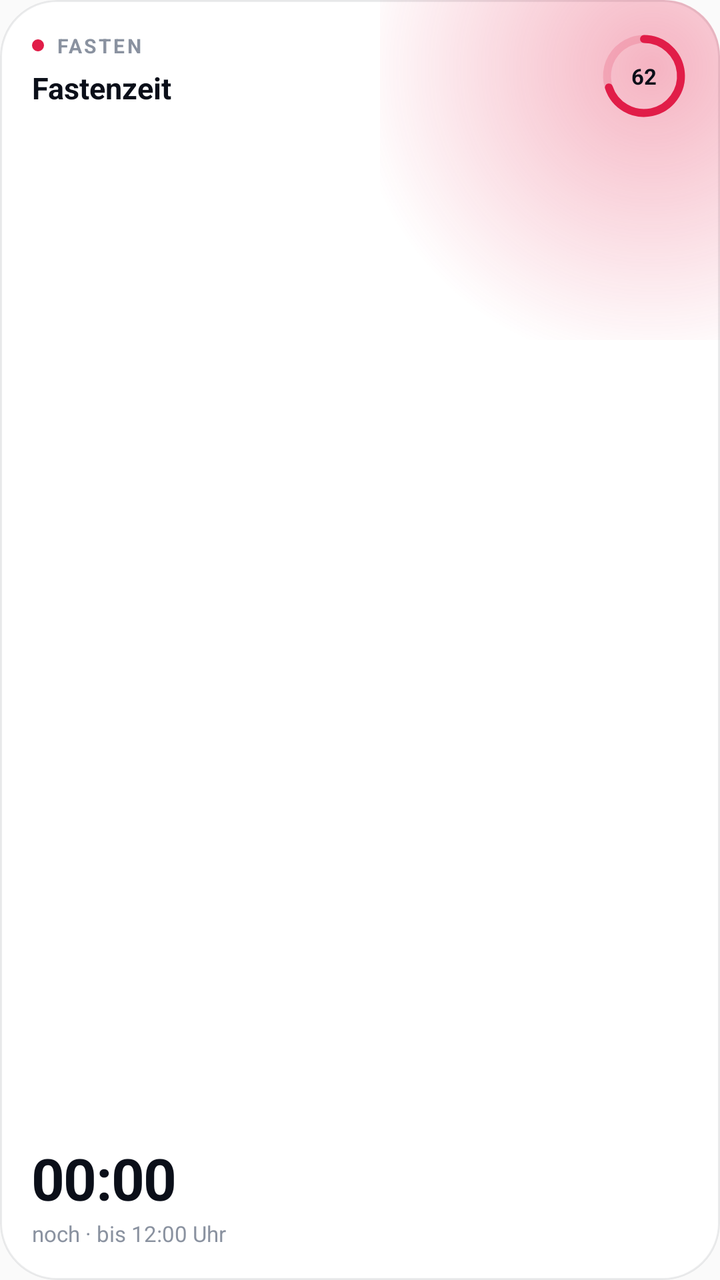
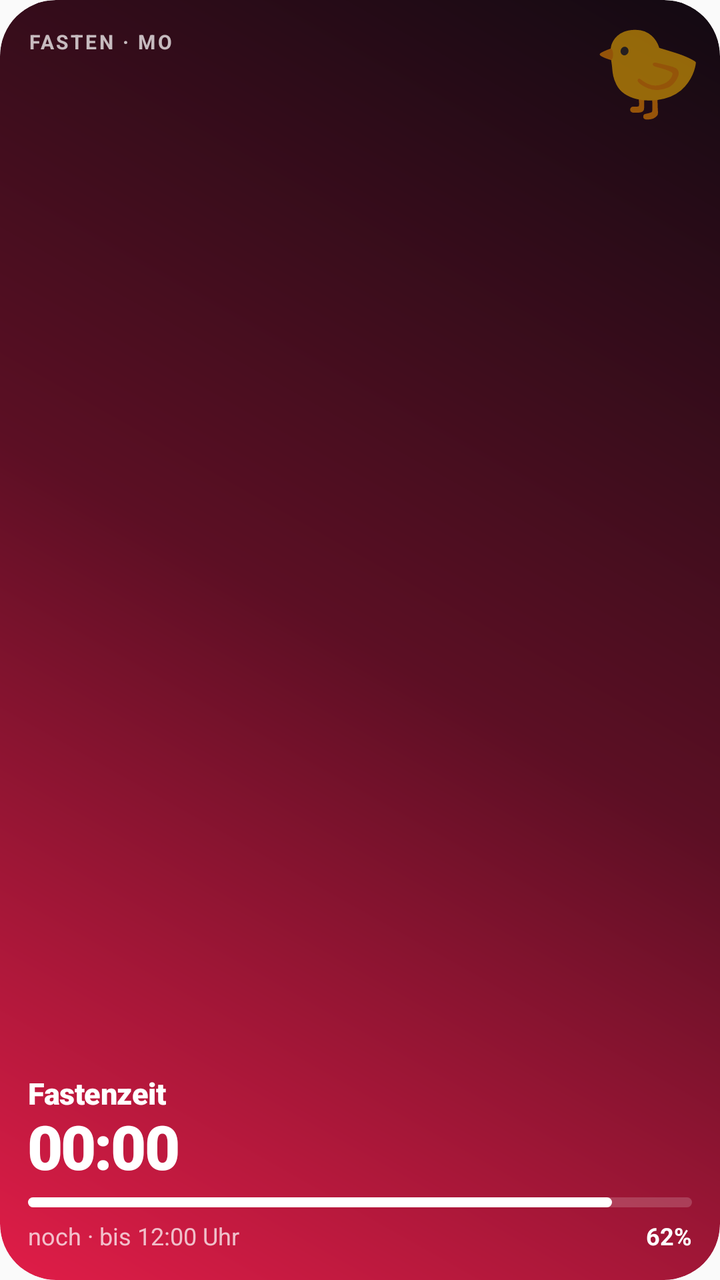

The first picture is an Android layout as it rendered before a commit; the second is the same layout after the commit. The layout source and the unified diff follow.
<!-- AndroidManifest.xml: application theme AppTheme -->
<!-- res/layout/widget_fasting.xml -->
<?xml version="1.0" encoding="utf-8"?>
<FrameLayout xmlns:android="http://schemas.android.com/apk/res/android"
    android:id="@android:id/background"
    style="@style/WidgetFb.Card">

    <ImageView android:id="@+id/glow" style="@style/WidgetFb.Glow" />

    <include
        android:id="@+id/empty"
        layout="@layout/widget_empty"
        android:visibility="gone" />

    <LinearLayout
        android:id="@+id/content"
        style="@style/WidgetFb.Content">

        <LinearLayout
            android:layout_width="match_parent"
            android:layout_height="wrap_content"
            android:orientation="horizontal">

            <LinearLayout
                android:layout_width="0dp"
                android:layout_height="wrap_content"
                android:layout_weight="1"
                android:orientation="vertical">

                <LinearLayout
                    android:layout_width="match_parent"
                    android:layout_height="wrap_content"
                    android:gravity="center_vertical"
                    android:orientation="horizontal">

                    <ImageView android:id="@+id/dot" style="@style/WidgetFb.Dot" />

                    <TextView
                        android:id="@+id/overline"
                        style="@style/WidgetFb.Overline"
                        android:text="Fasten" />
                </LinearLayout>

                <TextView
                    android:id="@+id/phase"
                    style="@style/WidgetFb.Title"
                    android:layout_marginTop="4dp"
                    android:text="Fastenzeit"
                    android:textSize="15sp" />
            </LinearLayout>

            <FrameLayout
                android:layout_width="44dp"
                android:layout_height="44dp"
                android:layout_marginStart="6dp">

                <ImageView android:id="@+id/ring" style="@style/WidgetFb.Ring" />

                <TextView
                    android:id="@+id/pct"
                    style="@style/WidgetFb.Value"
                    android:layout_gravity="center"
                    android:text="62"
                    android:textSize="11sp" />
            </FrameLayout>
        </LinearLayout>

        <FrameLayout style="@style/WidgetFb.Fill" />

        <Chronometer
            android:id="@+id/countdown"
            style="@style/WidgetFb.Number"
            android:layout_width="match_parent"
            android:layout_height="34dp"
            android:autoSizeMaxTextSize="30sp"
            android:autoSizeMinTextSize="14sp"
            android:autoSizeTextType="uniform"
            android:gravity="center_vertical" />

        <TextView
            android:id="@+id/done"
            style="@style/WidgetFb.Number"
            android:layout_width="match_parent"
            android:layout_height="34dp"
            android:autoSizeMaxTextSize="24sp"
            android:autoSizeMinTextSize="14sp"
            android:autoSizeTextType="uniform"
            android:gravity="center_vertical"
            android:textColor="@color/widget_success"
            android:visibility="gone" />

        <TextView
            android:id="@+id/until"
            style="@style/WidgetFb.Muted"
            android:layout_marginTop="2dp"
            android:text="noch · bis 12:00 Uhr" />
    </LinearLayout>
</FrameLayout>
<!-- res/layout/widget_empty.xml (included above) -->
<?xml version="1.0" encoding="utf-8"?>
<LinearLayout xmlns:android="http://schemas.android.com/apk/res/android"
    android:layout_width="match_parent"
    android:layout_height="match_parent"
    android:gravity="center"
    android:orientation="vertical"
    android:padding="@dimen/widget_pad">

    <TextView
        android:id="@+id/empty_title"
        style="@style/WidgetFb.Title"
        android:gravity="center"
        android:textSize="14sp" />

    <TextView
        android:id="@+id/empty_hint"
        style="@style/WidgetFb.Muted"
        android:layout_width="match_parent"
        android:layout_marginTop="4dp"
        android:gravity="center"
        android:maxLines="2" />
</LinearLayout>
<!-- resources referenced by this layout -->
<resources>
  <color name="widget_success">#16A34A</color>
  <dimen name="widget_pad">16dp</dimen>
  <style name="WidgetFb.Card">
          <item name="android:layout_width">match_parent</item>
          <item name="android:layout_height">match_parent</item>
          <item name="android:background">@drawable/widget_card</item>
      </style>
  <style name="WidgetFb.Content">
          <item name="android:layout_width">match_parent</item>
          <item name="android:layout_height">match_parent</item>
          <item name="android:padding">@dimen/widget_pad</item>
          <item name="android:orientation">vertical</item>
      </style>
  <style name="WidgetFb.Dot">
          <item name="android:layout_width">6dp</item>
          <item name="android:layout_height">6dp</item>
          <item name="android:layout_marginEnd">6dp</item>
          <item name="android:src">@drawable/widget_dot</item>
          <item name="android:importantForAccessibility">no</item>
      </style>
  <style name="WidgetFb.Glow">
          <item name="android:layout_width">170dp</item>
          <item name="android:layout_height">170dp</item>
          <item name="android:layout_gravity">top|end</item>
          <item name="android:scaleType">fitXY</item>
          <item name="android:src">@drawable/widget_glow_preview</item>
          <item name="android:importantForAccessibility">no</item>
      </style>
  <style name="WidgetFb.Muted">
          <item name="android:layout_width">wrap_content</item>
          <item name="android:layout_height">wrap_content</item>
          <item name="android:textColor">@color/widget_muted</item>
          <item name="android:textSize">11sp</item>
          <item name="android:maxLines">1</item>
          <item name="android:ellipsize">end</item>
      </style>
  <style name="WidgetFb.Number">
          <item name="android:layout_width">wrap_content</item>
          <item name="android:layout_height">wrap_content</item>
          <item name="android:textColor">@color/widget_text</item>
          <item name="android:textSize">30sp</item>
          <item name="android:textStyle">bold</item>
          <item name="android:fontFamily">sans-serif</item>
          <item name="android:letterSpacing">-0.02</item>
          <item name="android:fontFeatureSettings">tnum</item>
          <item name="android:includeFontPadding">false</item>
          <item name="android:maxLines">1</item>
      </style>
  <style name="WidgetFb.Overline">
          <item name="android:layout_width">wrap_content</item>
          <item name="android:layout_height">wrap_content</item>
          <item name="android:textColor">@color/widget_muted</item>
          <item name="android:textSize">10sp</item>
          <item name="android:textStyle">bold</item>
          <item name="android:letterSpacing">0.12</item>
          <item name="android:textAllCaps">true</item>
          <item name="android:maxLines">1</item>
          <item name="android:ellipsize">end</item>
      </style>
  <style name="WidgetFb.Ring">
          <item name="android:layout_width">match_parent</item>
          <item name="android:layout_height">match_parent</item>
          <item name="android:scaleType">fitCenter</item>
          <item name="android:src">@drawable/widget_ring_preview</item>
          <item name="android:importantForAccessibility">no</item>
      </style>
  <style name="WidgetFb.Title">
          <item name="android:layout_width">match_parent</item>
          <item name="android:layout_height">wrap_content</item>
          <item name="android:textColor">@color/widget_text</item>
          <item name="android:textSize">16sp</item>
          <item name="android:textStyle">bold</item>
          <item name="android:ellipsize">end</item>
          <item name="android:maxLines">2</item>
          <item name="android:lineSpacingMultiplier">0.95</item>
      </style>
  <style name="WidgetFb.Value">
          <item name="android:layout_width">wrap_content</item>
          <item name="android:layout_height">wrap_content</item>
          <item name="android:textColor">@color/widget_text</item>
          <item name="android:textSize">12sp</item>
          <item name="android:textStyle">bold</item>
          <item name="android:fontFeatureSettings">tnum</item>
          <item name="android:maxLines">1</item>
      </style>
  <!-- drawable widget_card (drawable) -->
  <?xml version="1.0" encoding="utf-8"?>
  <shape xmlns:android="http://schemas.android.com/apk/res/android" android:shape="rectangle">
      <solid android:color="@color/widget_card" />
      <stroke android:width="1dp" android:color="@color/widget_stroke" />
      <corners android:radius="@dimen/widget_radius" />
  </shape>
  <!-- drawable widget_dot (drawable) -->
  <?xml version="1.0" encoding="utf-8"?>
  <shape xmlns:android="http://schemas.android.com/apk/res/android" android:shape="oval">
      <solid android:color="#E11D48" />
  </shape>
  <!-- drawable widget_glow_preview (drawable) -->
  <?xml version="1.0" encoding="utf-8"?>
  <shape xmlns:android="http://schemas.android.com/apk/res/android" android:shape="rectangle">
      <gradient
          android:centerX="0.8"
          android:centerY="0.2"
          android:endColor="#00E11D48"
          android:gradientRadius="150dp"
          android:startColor="#55E11D48"
          android:type="radial" />
  </shape>
  <color name="widget_muted">#8A92A0</color>
  <color name="widget_text">#0B0F19</color>
  <!-- drawable widget_ring_preview (drawable) -->
  <?xml version="1.0" encoding="utf-8"?>
  <vector xmlns:android="http://schemas.android.com/apk/res/android"
      android:width="96dp"
      android:height="96dp"
      android:viewportWidth="100"
      android:viewportHeight="100">
      <path
          android:pathData="M50,8 A42,42 0 1,1 49.99,8"
          android:strokeWidth="9"
          android:strokeColor="#29E11D48" />
      <path
          android:pathData="M50,8 A42,42 0 1,1 10.06,62.98"
          android:strokeLineCap="round"
          android:strokeWidth="9"
          android:strokeColor="#E11D48" />
  </vector>
  <color name="widget_card">#FFFFFF</color>
  <color name="widget_stroke">#140B0F19</color>
  <!-- unchanged entries left out for length: 3 -->
</resources>

<!-- the commit's change to res/layout/widget_fasting.xml (unified diff, before → after) -->
@@ -1,119 +1,139 @@
 <?xml version="1.0" encoding="utf-8"?>
 <FrameLayout xmlns:android="http://schemas.android.com/apk/res/android"
     android:id="@android:id/background"
-    style="@style/WidgetFb.Card">
+    style="@style/WidgetFb.Hero">
 
-    <ImageView android:id="@+id/glow" style="@style/WidgetFb.Glow" />
+    <ImageView android:id="@+id/art" style="@style/WidgetFb.Art" />
 
     <include
         android:id="@+id/empty"
-        layout="@layout/widget_empty"
+        layout="@layout/widget_empty_hero"
         android:visibility="gone" />
 
     <LinearLayout
         android:id="@+id/content"
-        style="@style/WidgetFb.Content">
+        style="@style/WidgetFb.HeroContent">
 
-        <LinearLayout
-            android:layout_width="match_parent"
-            android:layout_height="wrap_content"
-            android:orientation="horizontal">
-
-            <LinearLayout
-                android:layout_width="0dp"
-                android:layout_height="wrap_content"
-                android:layout_weight="1"
-                android:orientation="vertical">
-
-                <LinearLayout
-                    android:layout_width="match_parent"
-                    android:layout_height="wrap_content"
-                    android:gravity="center_vertical"
-                    android:orientation="horizontal">
-
-                    <ImageView android:id="@+id/dot" style="@style/WidgetFb.Dot" />
-
-                    <TextView
-                        android:id="@+id/overline"
-                        style="@style/WidgetFb.Overline"
-                        android:text="Fasten" />
-                </LinearLayout>
-
-                <TextView
-                    android:id="@+id/phase"
-                    style="@style/WidgetFb.Title"
-                    android:layout_marginTop="4dp"
-                    android:text="Fastenzeit"
-                    android:textSize="15sp" />
-            </LinearLayout>
-
-            <FrameLayout
-                android:layout_width="44dp"
-                android:layout_height="44dp"
-                android:layout_marginStart="6dp">
-
-                <ImageView android:id="@+id/ring" style="@style/WidgetFb.Ring" />
-
-                <TextView
-                    android:id="@+id/pct"
-                    style="@style/WidgetFb.Value"
-                    android:layout_gravity="center"
-                    android:text="62"
-                    android:textSize="11sp" />
-            </FrameLayout>
-        </LinearLayout>
+        <TextView
+            android:id="@+id/overline"
+            style="@style/WidgetFb.HeroOverline"
+            android:layout_marginEnd="54dp"
+            android:text="Fasten · Mo" />
 
         <FrameLayout style="@style/WidgetFb.Fill" />
 
+        <TextView
+            android:id="@+id/phase"
+            style="@style/WidgetFb.HeroTitle"
+            android:maxLines="1"
+            android:text="Fastenzeit"
+            android:textSize="15sp" />
+
         <Chronometer
             android:id="@+id/countdown"
-            style="@style/WidgetFb.Number"
+            style="@style/WidgetFb.HeroNumber"
             android:layout_width="match_parent"
-            android:layout_height="34dp"
-            android:autoSizeMaxTextSize="30sp"
+            android:layout_height="36dp"
+            android:autoSizeMaxTextSize="32sp"
             android:autoSizeMinTextSize="14sp"
             android:autoSizeTextType="uniform"
             android:gravity="center_vertical" />
 
         <TextView
             android:id="@+id/done"
-            style="@style/WidgetFb.Number"
+            style="@style/WidgetFb.HeroNumber"
             android:layout_width="match_parent"
-            android:layout_height="34dp"
-            android:autoSizeMaxTextSize="24sp"
+            android:layout_height="36dp"
+            android:autoSizeMaxTextSize="28sp"
             android:autoSizeMinTextSize="14sp"
             android:autoSizeTextType="uniform"
             android:gravity="center_vertical"
-            android:textColor="@color/widget_success"
             android:visibility="gone" />
 
-        <TextView
-            android:id="@+id/until"
-            style="@style/WidgetFb.Muted"
-            android:layout_marginTop="2dp"
-            android:text="noch · bis 12:00 Uhr" />
+        <ImageView
+            android:id="@+id/bar"
+            style="@style/WidgetFb.HeroBar"
+            android:layout_marginTop="6dp" />
+
+        <LinearLayout
+            android:layout_width="match_parent"
+            android:layout_height="wrap_content"
+            android:layout_marginTop="6dp"
+            android:orientation="horizontal">
+
+            <TextView
+                android:id="@+id/until"
+                style="@style/WidgetFb.HeroBody"
+                android:layout_width="0dp"
+                android:layout_weight="1"
+                android:text="noch · bis 12:00 Uhr" />
+
+            <TextView
+                android:id="@+id/pct"
+                style="@style/WidgetFb.HeroBody"
+                android:fontFeatureSettings="tnum"
+                android:text="62%"
+                android:textColor="@color/hero_text"
+                android:textStyle="bold" />
+        </LinearLayout>
     </LinearLayout>
+
+    <include
+        layout="@layout/widget_hero_buddy"
+        android:layout_width="64dp"
+        android:layout_height="64dp"
+        android:layout_gravity="top|end"
+        android:layout_marginTop="4dp"
+        android:layout_marginEnd="4dp" />
 </FrameLayout>
-<!-- res/layout/widget_empty.xml (included above) -->
+<!-- res/layout/widget_empty_hero.xml (included above) -->
 <?xml version="1.0" encoding="utf-8"?>
 <LinearLayout xmlns:android="http://schemas.android.com/apk/res/android"
     android:layout_width="match_parent"
     android:layout_height="match_parent"
-    android:gravity="center"
+    android:gravity="bottom|start"
     android:orientation="vertical"
-    android:padding="@dimen/widget_pad">
+    android:padding="14dp">
 
     <TextView
         android:id="@+id/empty_title"
-        style="@style/WidgetFb.Title"
-        android:gravity="center"
-        android:textSize="14sp" />
+        style="@style/WidgetFb.HeroTitle"
+        android:textSize="16sp" />
 
     <TextView
         android:id="@+id/empty_hint"
-        style="@style/WidgetFb.Muted"
+        style="@style/WidgetFb.HeroBody"
         android:layout_width="match_parent"
         android:layout_marginTop="4dp"
-        android:gravity="center"
         android:maxLines="2" />
 </LinearLayout>
+<!-- res/layout/widget_hero_buddy.xml (included above) -->
+<?xml version="1.0" encoding="utf-8"?>
+<FrameLayout xmlns:android="http://schemas.android.com/apk/res/android"
+    android:id="@+id/buddy_box"
+    android:layout_width="64dp"
+    android:layout_height="64dp"
+    android:layout_gravity="top|end"
+    android:layout_marginTop="4dp"
+    android:layout_marginEnd="4dp">
+
+    <ImageView
+        android:id="@+id/buddy"
+        android:layout_width="match_parent"
+        android:layout_height="match_parent"
+        android:contentDescription="Buddy"
+        android:scaleType="fitCenter"
+        android:visibility="gone" />
+
+    <TextView
+        android:id="@+id/buddy_emoji"
+        android:layout_width="match_parent"
+        android:layout_height="match_parent"
+        android:autoSizeMaxTextSize="80sp"
+        android:autoSizeMinTextSize="20sp"
+        android:autoSizeTextType="uniform"
+        android:gravity="center"
+        android:includeFontPadding="false"
+        android:padding="6dp"
+        android:text="🐤" />
+</FrameLayout>
<!-- resource entries referenced after the edit -->
@@ -1,57 +1,53 @@
 <!-- resources referenced by this layout -->
 <resources>
-  <color name="widget_success">#16A34A</color>
-  <dimen name="widget_pad">16dp</dimen>
-  <style name="WidgetFb.Card">
+  <color name="hero_text">#FFFFFF</color>
+  <style name="WidgetFb.Art">
           <item name="android:layout_width">match_parent</item>
           <item name="android:layout_height">match_parent</item>
-          <item name="android:background">@drawable/widget_card</item>
+          <item name="android:scaleType">centerCrop</item>
+          <item name="android:importantForAccessibility">no</item>
       </style>
-  <style name="WidgetFb.Content">
+  <style name="WidgetFb.Hero">
           <item name="android:layout_width">match_parent</item>
           <item name="android:layout_height">match_parent</item>
-          <item name="android:padding">@dimen/widget_pad</item>
-          <item name="android:orientation">vertical</item>
+          <item name="android:background">@drawable/widget_hero</item>
       </style>
-  <style name="WidgetFb.Dot">
-          <item name="android:layout_width">6dp</item>
-          <item name="android:layout_height">6dp</item>
-          <item name="android:layout_marginEnd">6dp</item>
-          <item name="android:src">@drawable/widget_dot</item>
+  <style name="WidgetFb.HeroBar">
+          <item name="android:layout_width">match_parent</item>
+          <item name="android:layout_height">5dp</item>
+          <item name="android:scaleType">fitXY</item>
+          <item name="android:src">@drawable/widget_hero_bar_preview</item>
           <item name="android:importantForAccessibility">no</item>
       </style>
-  <style name="WidgetFb.Glow">
-          <item name="android:layout_width">170dp</item>
-          <item name="android:layout_height">170dp</item>
-          <item name="android:layout_gravity">top|end</item>
-          <item name="android:scaleType">fitXY</item>
-          <item name="android:src">@drawable/widget_glow_preview</item>
-          <item name="android:importantForAccessibility">no</item>
-      </style>
-  <style name="WidgetFb.Muted">
+  <style name="WidgetFb.HeroBody">
           <item name="android:layout_width">wrap_content</item>
           <item name="android:layout_height">wrap_content</item>
-          <item name="android:textColor">@color/widget_muted</item>
-          <item name="android:textSize">11sp</item>
+          <item name="android:textColor">@color/hero_text2</item>
+          <item name="android:textSize">12sp</item>
           <item name="android:maxLines">1</item>
           <item name="android:ellipsize">end</item>
       </style>
-  <style name="WidgetFb.Number">
+  <style name="WidgetFb.HeroContent">
+          <item name="android:layout_width">match_parent</item>
+          <item name="android:layout_height">match_parent</item>
+          <item name="android:padding">14dp</item>
+          <item name="android:orientation">vertical</item>
+      </style>
+  <style name="WidgetFb.HeroNumber">
           <item name="android:layout_width">wrap_content</item>
           <item name="android:layout_height">wrap_content</item>
-          <item name="android:textColor">@color/widget_text</item>
-          <item name="android:textSize">30sp</item>
-          <item name="android:textStyle">bold</item>
-          <item name="android:fontFamily">sans-serif</item>
-          <item name="android:letterSpacing">-0.02</item>
+          <item name="android:textColor">@color/hero_text</item>
+          <item name="android:textSize">32sp</item>
+          <item name="android:fontFamily">sans-serif-black</item>
+          <item name="android:letterSpacing">-0.03</item>
           <item name="android:fontFeatureSettings">tnum</item>
           <item name="android:includeFontPadding">false</item>
           <item name="android:maxLines">1</item>
       </style>
-  <style name="WidgetFb.Overline">
+  <style name="WidgetFb.HeroOverline">
           <item name="android:layout_width">wrap_content</item>
           <item name="android:layout_height">wrap_content</item>
-          <item name="android:textColor">@color/widget_muted</item>
+          <item name="android:textColor">@color/hero_text2</item>
           <item name="android:textSize">10sp</item>
           <item name="android:textStyle">bold</item>
           <item name="android:letterSpacing">0.12</item>
@@ -59,76 +55,39 @@
           <item name="android:maxLines">1</item>
           <item name="android:ellipsize">end</item>
       </style>
-  <style name="WidgetFb.Ring">
-          <item name="android:layout_width">match_parent</item>
-          <item name="android:layout_height">match_parent</item>
-          <item name="android:scaleType">fitCenter</item>
-          <item name="android:src">@drawable/widget_ring_preview</item>
-          <item name="android:importantForAccessibility">no</item>
-      </style>
-  <style name="WidgetFb.Title">
+  <style name="WidgetFb.HeroTitle">
           <item name="android:layout_width">match_parent</item>
           <item name="android:layout_height">wrap_content</item>
-          <item name="android:textColor">@color/widget_text</item>
-          <item name="android:textSize">16sp</item>
-          <item name="android:textStyle">bold</item>
+          <item name="android:textColor">@color/hero_text</item>
+          <item name="android:textSize">18sp</item>
+          <item name="android:fontFamily">sans-serif-black</item>
+          <item name="android:letterSpacing">-0.01</item>
           <item name="android:ellipsize">end</item>
           <item name="android:maxLines">2</item>
-          <item name="android:lineSpacingMultiplier">0.95</item>
+          <item name="android:lineSpacingMultiplier">0.92</item>
       </style>
-  <style name="WidgetFb.Value">
-          <item name="android:layout_width">wrap_content</item>
-          <item name="android:layout_height">wrap_content</item>
-          <item name="android:textColor">@color/widget_text</item>
-          <item name="android:textSize">12sp</item>
-          <item name="android:textStyle">bold</item>
-          <item name="android:fontFeatureSettings">tnum</item>
-          <item name="android:maxLines">1</item>
-      </style>
-  <!-- drawable widget_card (drawable) -->
-  <?xml version="1.0" encoding="utf-8"?>
-  <shape xmlns:android="http://schemas.android.com/apk/res/android" android:shape="rectangle">
-      <solid android:color="@color/widget_card" />
-      <stroke android:width="1dp" android:color="@color/widget_stroke" />
-      <corners android:radius="@dimen/widget_radius" />
-  </shape>
-  <!-- drawable widget_dot (drawable) -->
-  <?xml version="1.0" encoding="utf-8"?>
-  <shape xmlns:android="http://schemas.android.com/apk/res/android" android:shape="oval">
-      <solid android:color="#E11D48" />
-  </shape>
-  <!-- drawable widget_glow_preview (drawable) -->
+  <!-- drawable widget_hero (drawable) -->
   <?xml version="1.0" encoding="utf-8"?>
   <shape xmlns:android="http://schemas.android.com/apk/res/android" android:shape="rectangle">
       <gradient
-          android:centerX="0.8"
-          android:centerY="0.2"
-          android:endColor="#00E11D48"
-          android:gradientRadius="150dp"
-          android:startColor="#55E11D48"
-          android:type="radial" />
+          android:angle="45"
+          android:centerColor="#5C0F24"
+          android:endColor="#120A12"
+          android:startColor="#E11D48"
+          android:type="linear" />
+      <corners android:radius="@dimen/widget_radius" />
   </shape>
-  <color name="widget_muted">#8A92A0</color>
-  <color name="widget_text">#0B0F19</color>
-  <!-- drawable widget_ring_preview (drawable) -->
+  <!-- drawable widget_hero_bar_preview (drawable) -->
   <?xml version="1.0" encoding="utf-8"?>
-  <vector xmlns:android="http://schemas.android.com/apk/res/android"
-      android:width="96dp"
-      android:height="96dp"
-      android:viewportWidth="100"
-      android:viewportHeight="100">
-      <path
-          android:pathData="M50,8 A42,42 0 1,1 49.99,8"
-          android:strokeWidth="9"
-          android:strokeColor="#29E11D48" />
-      <path
-          android:pathData="M50,8 A42,42 0 1,1 10.06,62.98"
-          android:strokeLineCap="round"
-          android:strokeWidth="9"
-          android:strokeColor="#E11D48" />
-  </vector>
-  <color name="widget_card">#FFFFFF</color>
-  <color name="widget_stroke">#140B0F19</color>
+  <layer-list xmlns:android="http://schemas.android.com/apk/res/android">
+      <item>
+          <shape><corners android:radius="999dp" /><solid android:color="#2EFFFFFF" /></shape>
+      </item>
+      <item android:right="40dp">
+          <shape><corners android:radius="999dp" /><solid android:color="#FFFFFF" /></shape>
+      </item>
+  </layer-list>
+  <color name="hero_text2">#B8FFFFFF</color>
   <!-- unchanged entries left out for length: 3 -->
 </resources>
 
